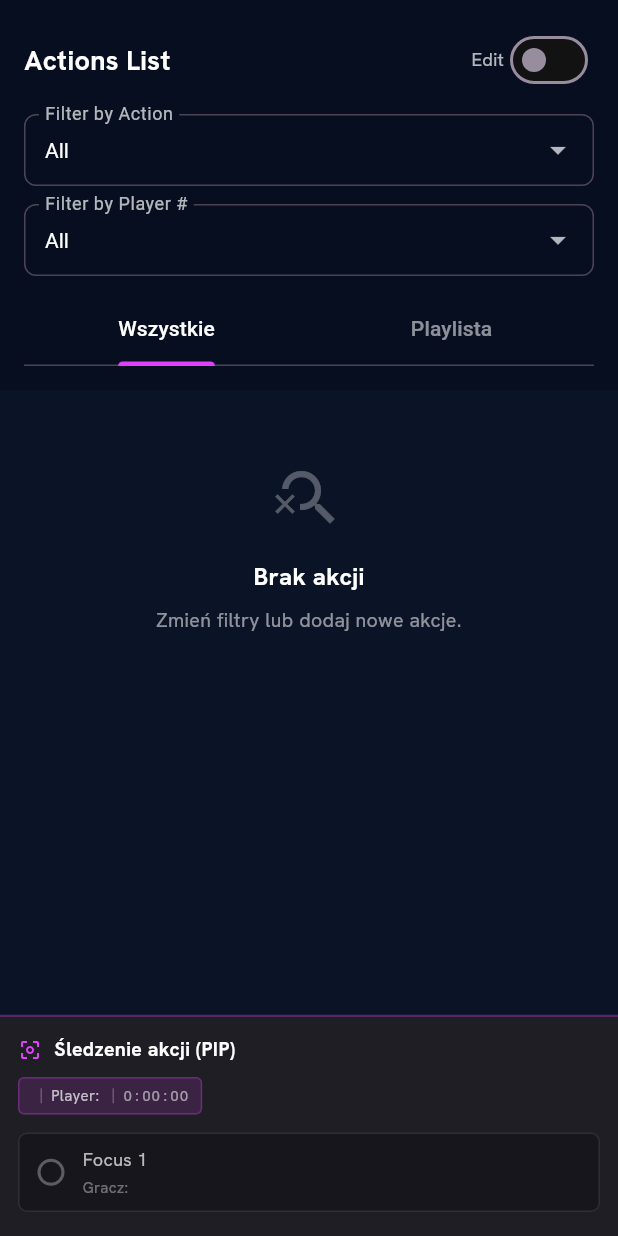
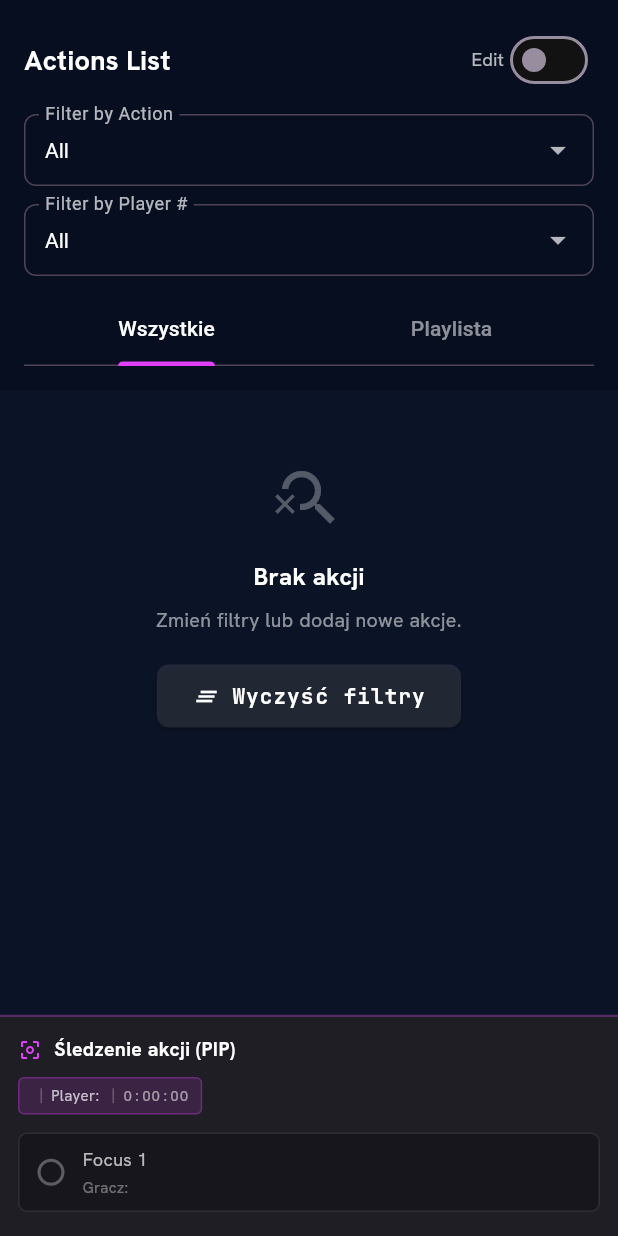
Before and after one commit to kusojac/ML_CV_Video, a Flutter app: the ActionSidebar widget shown alone on an empty page, opened directly with empty values, on a phone screen of 412 x 824 dp. Run offline on Flutter 3.47's test engine with Material 3 defaults, Android fonts, the phone set to English and light mode, and no system bars; our stand-ins replace file_picker, google_fonts; missing offline and left inert: media_kit, media_kit_video; network calls fail.

Commit message:
Add Clear Filters CTA to empty actions list
Co-authored-by: kusojac <13525690+kusojac@users.noreply.github.com>

```diff
--- a/VolleyballApp/frontend/lib/widgets/action_sidebar.dart
+++ b/VolleyballApp/frontend/lib/widgets/action_sidebar.dart
@@ -358,6 +358,21 @@ class ActionSidebarState extends State<ActionSidebar> {
                                   fontSize: 13,
                                 ),
                                 textAlign: TextAlign.center,
+                              ),
+                              const SizedBox(height: 16),
+                              ElevatedButton.icon(
+                                onPressed: () {
+                                  setState(() {
+                                    _filterType = 'All';
+                                    _filterPlayer = 'All';
+                                  });
+                                },
+                                icon: const Icon(Icons.clear_all),
+                                label: const Text('Wyczyść filtry'),
+                                style: ElevatedButton.styleFrom(
+                                  backgroundColor: Colors.white10,
+                                  foregroundColor: Colors.white,
+                                ),
                               ),
                             ],
                           ),
@@ -1158,7 +1173,11 @@ class ActionSidebarState extends State<ActionSidebar> {
                         ),
                       ),
                       IconButton(
-                        icon: const Icon(Icons.play_arrow, size: 16, color: Colors.white70),
+                        icon: const Icon(
+                          Icons.play_arrow,
+                          size: 16,
+                          color: Colors.white70,
+                        ),
                         tooltip: 'Odtwórz sub-akcję',
                         padding: EdgeInsets.zero,
                         constraints: const BoxConstraints(),
@@ -1306,7 +1325,11 @@ class ActionSidebarState extends State<ActionSidebar> {
                       ),
                     ),
                     IconButton(
-                      icon: const Icon(Icons.play_arrow, size: 14, color: Colors.white54),
+                      icon: const Icon(
+                        Icons.play_arrow,
+                        size: 14,
+                        color: Colors.white54,
+                      ),
                       tooltip: 'Odtwórz punkt kluczowy',
                       padding: EdgeInsets.zero,
                       constraints: const BoxConstraints(),
```
Also changed, not shown: 1 other file.
